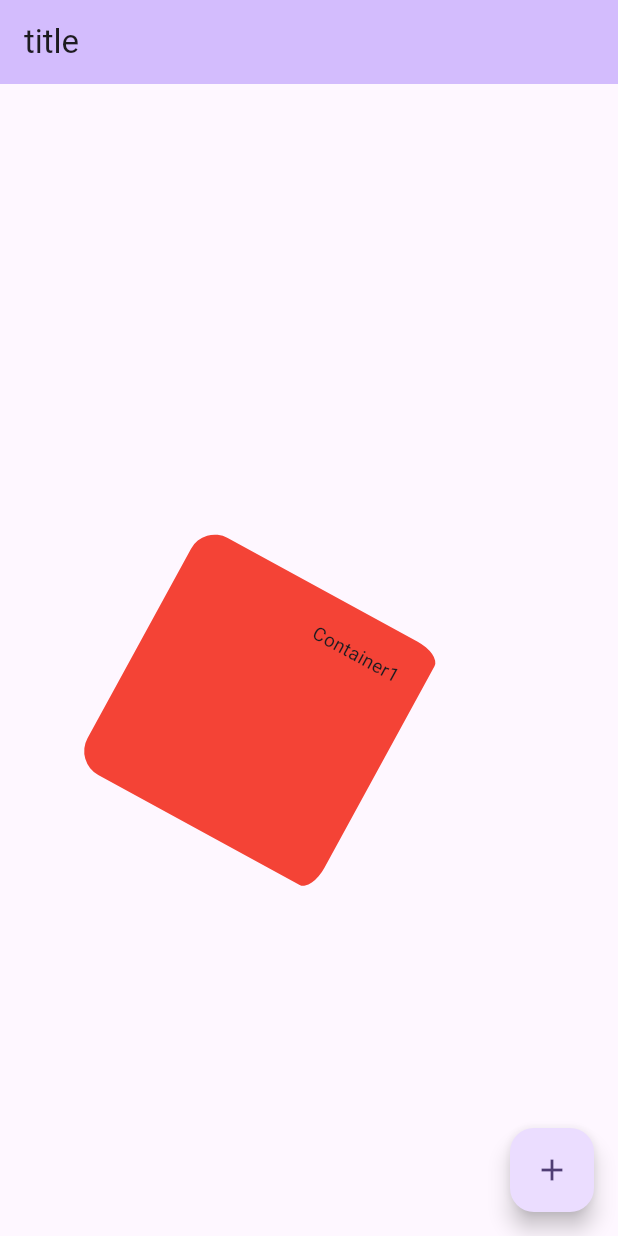
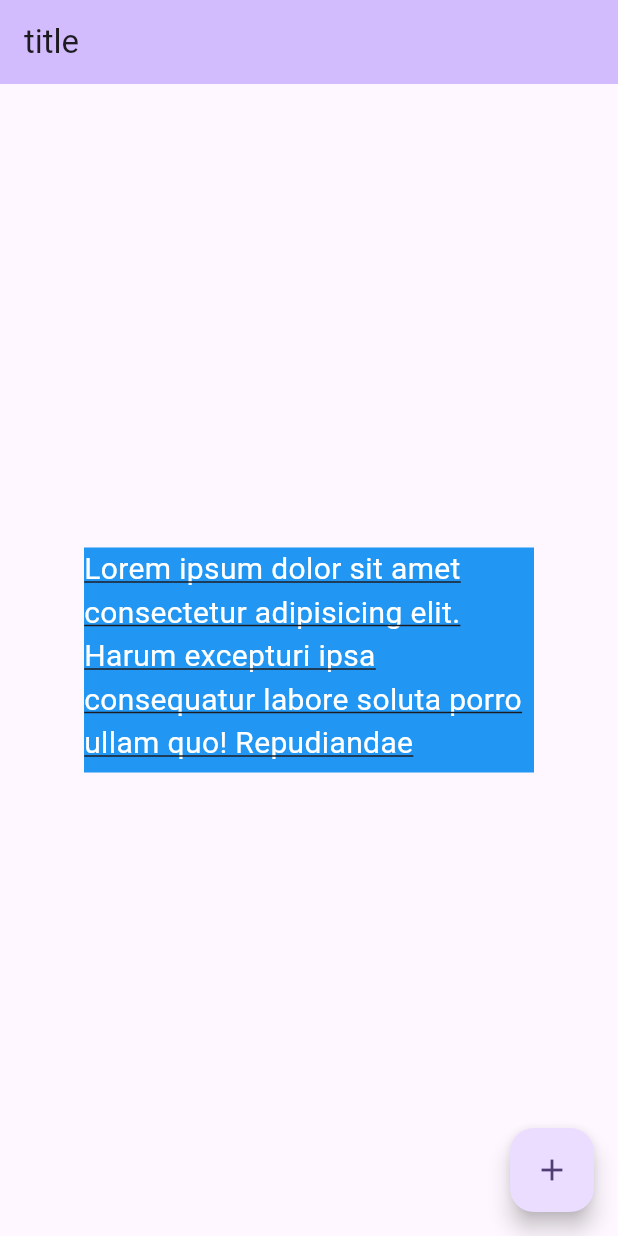
Before and after one commit to KapilMukati-Yunicorn/training_projects, a Flutter app: the screen it shows after launch, on a phone screen of 412 x 824 dp. Run offline on Flutter 3.47's test engine with Material 3 defaults, Android fonts, the phone set to English and light mode, and no system bars.

Commit message:
Text_widget practice code

```diff
--- a/lib/flutter_widgets/container_widget.dart
+++ b/lib/flutter_widgets/container_widget.dart
@@ -133,14 +133,11 @@ class NewContainerClass extends StatelessWidget {
       // Skew..
       // transform: Matrix4.skewX(0.3),
 
-    //   combine all
+      //   combine all
       transform: Matrix4.identity()
         ..translate(30.0, 10.0)
         ..rotateZ(0.5)
         ..scale(0.9),
-
-
     );
-
   }
 }
--- a/lib/main.dart
+++ b/lib/main.dart
@@ -1,6 +1,7 @@
 import 'package:flutter/material.dart';
 import 'package:training/demo.dart';
 import 'package:training/flutter_widgets/container_widget.dart';
+import 'package:training/text_widget.dart';
 
 void main() {
   runApp(const MyApp());
@@ -94,8 +95,11 @@ class _MyHomePageState extends State<MyHomePage> {
       // body: Center(
       //   child: DemoClass(),
       // ),
+      // body: Center(
+      //   child: NewContainerClass(),
+      // ),
       body: Center(
-        child: NewContainerClass(),
+        child: TextWidget(),
       ),
       floatingActionButton: FloatingActionButton(
         onPressed: _incrementCounter,
--- /dev/null
+++ b/lib/text_widget.dart
@@ -0,0 +1,36 @@
+import 'package:flutter/material.dart';
+
+class TextWidget extends StatelessWidget {
+  const TextWidget({super.key});
+
+  @override
+  Widget build(BuildContext context) {
+    return Container(
+      height: 150,
+      width: 300,
+      color: Colors.blue,
+      child: Text(
+        "Lorem ipsum dolor sit amet consectetur adipisicing elit. Harum excepturi ipsa consequatur labore soluta porro ullam quo! Repudiandae tempora aut doloribus ipsam temporibus excepturi culpa at quisquam ab quia nostrum labore nulla neque exercitationem mollitia recusandae iste adipisci nihil commodi, eos a, quaerat obcaecati magnam perspiciatis. Et voluptatem accusantium reiciendis.",
+        style: TextStyle(
+          color: Colors.white,
+          fontSize: 20,
+          fontWeight: FontWeight.w400,
+          // letterSpacing: 2,
+          // wordSpacing: 2,
+          // height: 1.5
+          // decoration: TextDecoration.lineThrough,
+          decoration: TextDecoration.underline,
+          // decoration: TextDecoration.overline,
+          // decorationColor: Colors.red
+          // decorationThickness: 2
+          // decorationStyle: TextDecorationStyle.dotted
+          // decorationStyle: TextDecorationStyle.wavy,
+        ),
+        //  overflow: TextOverflow.fade,
+        //  overflow: TextOverflow.visible,
+        //  overflow: TextOverflow.clip,
+        //  overflow: TextOverflow.ellipsis,
+      ),
+    );
+  }
+}
```
